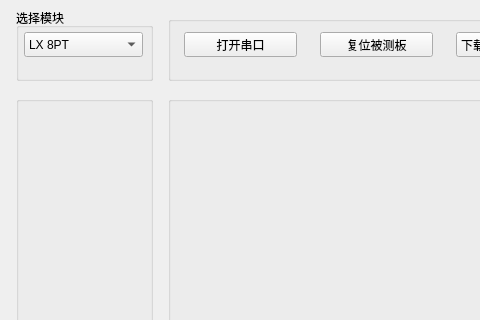
Before: the Qt Designer form plc_Product_tooling/ver5_0/ui/window_process.ui in wwkkww1983/pythonwork, drawn with Qt 5; both pictures show x 0 to 480 and y 0 to 320 of the 1030 by 657 pixel window.
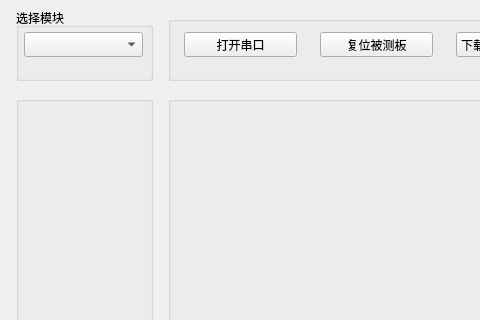
After: the same form once the commit is applied. Icons and pictures are not drawn.

```diff
--- a/plc_Product_tooling/ver5_0/ui/window_process.ui
+++ b/plc_Product_tooling/ver5_0/ui/window_process.ui
@@ -109,16 +109,6 @@
        <height>25</height>
       </rect>
      </property>
-     <item>
-      <property name="text">
-       <string>LX 8PT</string>
-      </property>
-     </item>
-     <item>
-      <property name="text">
-       <string>LX 8TC</string>
-      </property>
-     </item>
     </widget>
    </widget>
    <widget class="QGroupBox" name="groupBox_2">
```
Left out of the diff: 4 changed lines with no effect on the pictures.
